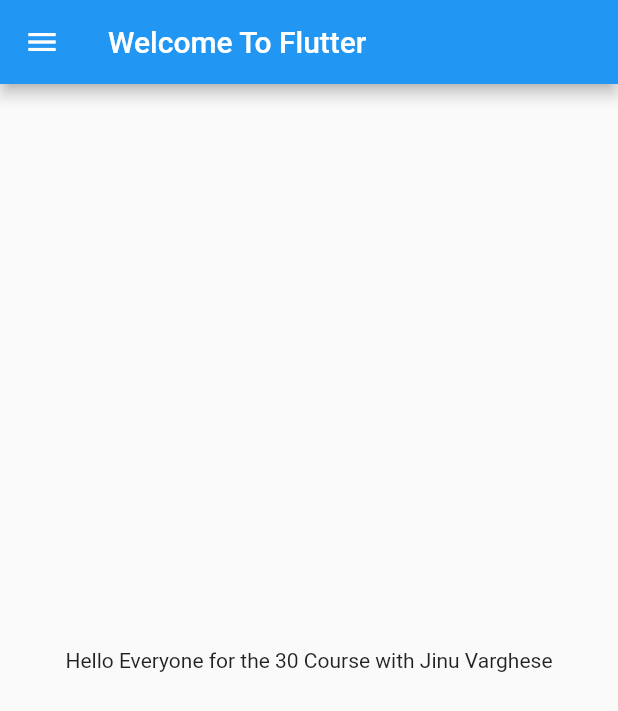
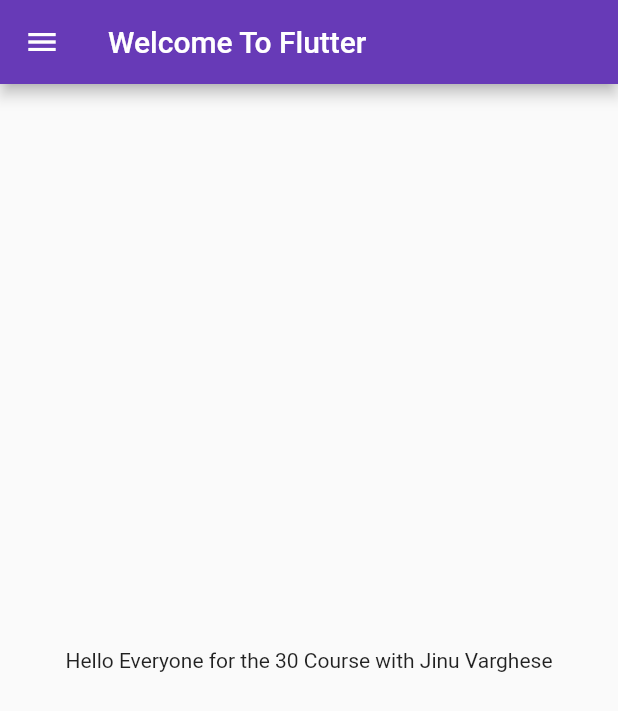
Before and after one commit to Jinu678/flutter_learning, a Flutter app: the screen it shows after launch, on a phone screen of 412 x 824 dp. Shown: the top 711 px of the screen. Run offline on Flutter 3.47's test engine with Material 2 defaults, Android fonts, the phone set to English and light mode, and no system bars.

Commit message:
Day2_Flutter_Learning

```diff
--- a/lib/main.dart
+++ b/lib/main.dart
@@ -1,24 +1,21 @@
 import 'package:flutter/material.dart';
+import 'package:flutter_application_1/pages/home.dart';
 
 void main() {
   runApp(MyApp());
 }
 
 class MyApp extends StatelessWidget {
-  int days = 30;
-  String developer = 'Jinu Varghese';
-
   @override
   Widget build(BuildContext context) {
     return MaterialApp(
-      home: Scaffold(
-        appBar: AppBar(
-          title: Text('Welcome To Flutter'),
-        ),
-        body: Center(
-          child: Text('Hello Everyone for the $days Course with $developer'),
-        ),
-        drawer: Drawer(),
+      home: HomePage(),
+      themeMode: ThemeMode.light,
+      theme: ThemeData(
+        primarySwatch: Colors.deepPurple,
+      ),
+      darkTheme: ThemeData(
+        brightness: Brightness.dark,
       ),
     );
   }
--- /dev/null
+++ b/lib/pages/home.dart
@@ -0,0 +1,19 @@
+import 'package:flutter/material.dart';
+
+class HomePage extends StatelessWidget {
+  int days = 30;
+  String developer = 'Jinu Varghese';
+
+  @override
+  Widget build(BuildContext context) {
+    return Scaffold(
+      appBar: AppBar(
+        title: Text('Welcome To Flutter'),
+      ),
+      body: Center(
+        child: Text('Hello Everyone for the $days Course with $developer'),
+      ),
+      drawer: Drawer(),
+    );
+  }
+}
```
